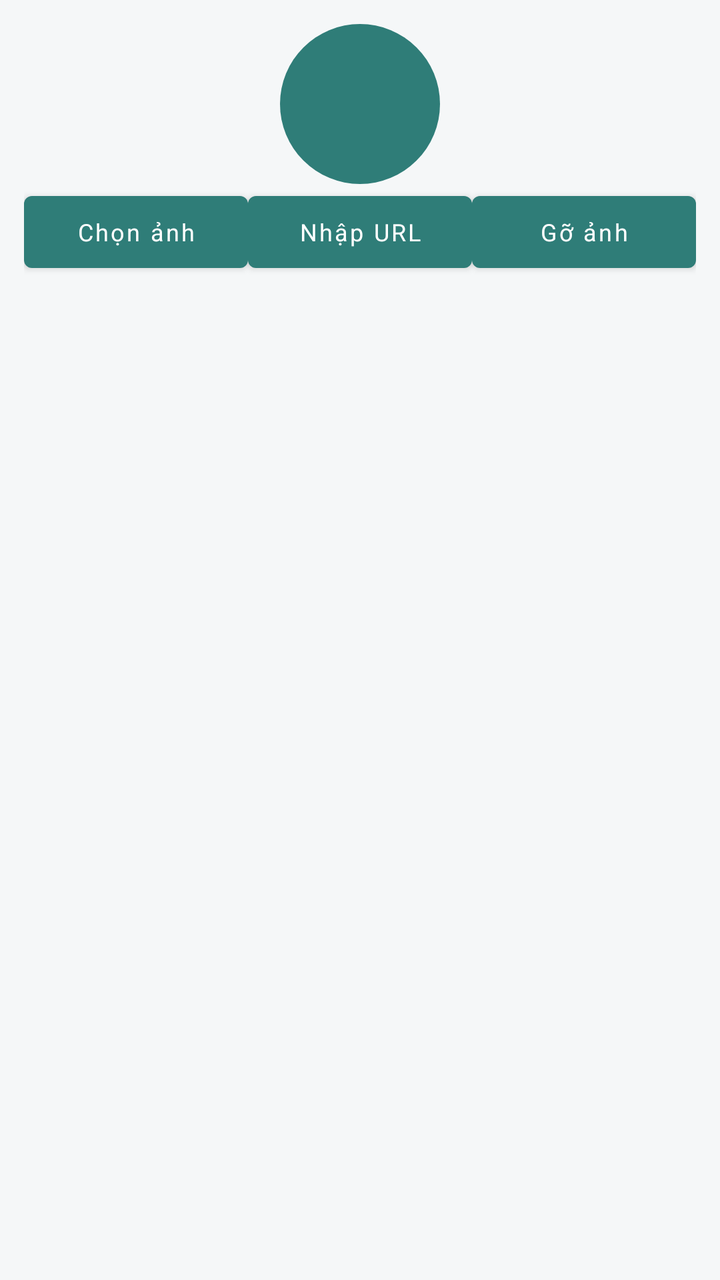
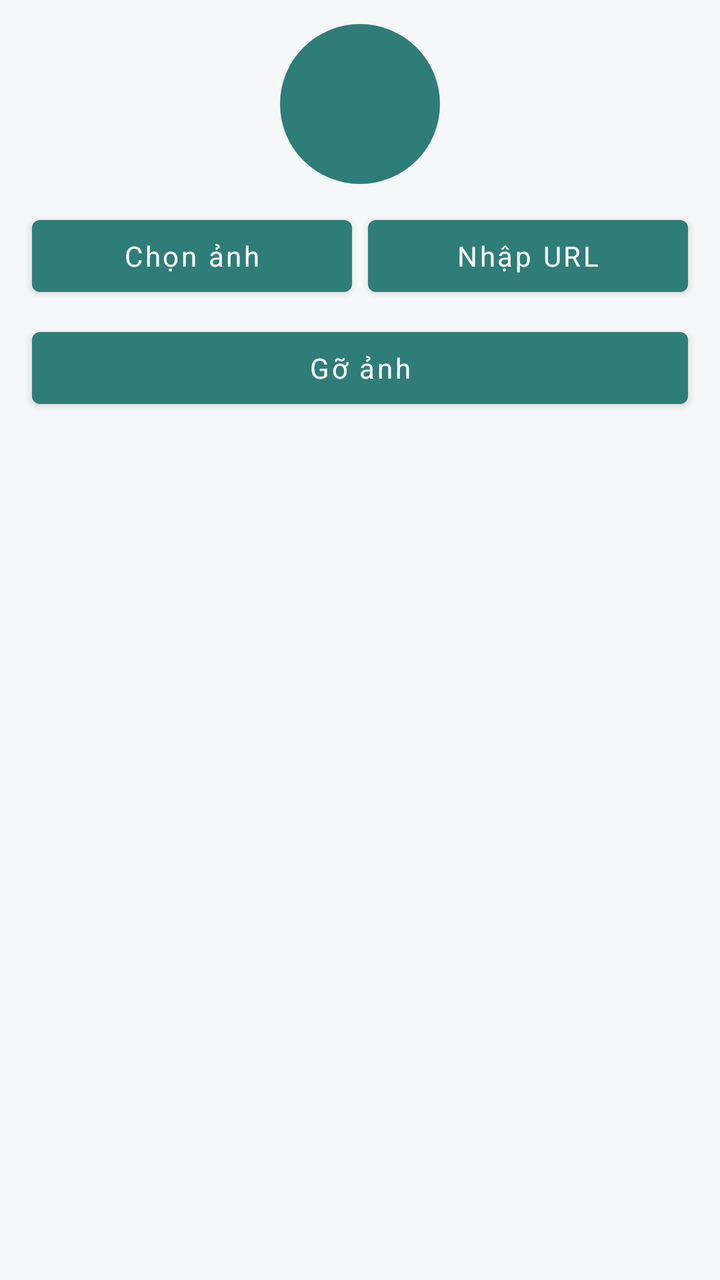

Before-and-after screenshots of an Android layout around one commit, followed by the original layout XML and the change that was made.
<!-- AndroidManifest.xml: application theme Theme.BroomSharing -->
<!-- res/layout/view_avatar_editor.xml -->
<?xml version="1.0" encoding="utf-8"?>
<LinearLayout xmlns:android="http://schemas.android.com/apk/res/android" android:layout_width="match_parent" android:layout_height="wrap_content" android:orientation="vertical" android:gravity="center_horizontal" android:padding="12dp">
    <FrameLayout android:layout_width="80dp" android:layout_height="80dp">
        <TextView android:id="@+id/avatarInitial" android:layout_width="match_parent" android:layout_height="match_parent" android:background="@drawable/bg_circle_teal" android:gravity="center" android:textSize="30sp" android:textColor="@color/white"/>
        <ImageView android:id="@+id/avatarPhoto" android:layout_width="match_parent" android:layout_height="match_parent" android:scaleType="centerCrop" android:contentDescription="@string/avatar_title" android:visibility="gone"/>
    </FrameLayout>
    <LinearLayout android:layout_width="match_parent" android:layout_height="wrap_content" android:orientation="horizontal" android:gravity="center">
        <Button android:id="@+id/btnAvatarGallery" android:layout_width="0dp" android:layout_weight="1" android:layout_height="wrap_content" android:text="@string/avatar_gallery" android:textAllCaps="false" android:textSize="12sp"/>
        <Button android:id="@+id/btnAvatarUrl" android:layout_width="0dp" android:layout_weight="1" android:layout_height="wrap_content" android:text="@string/avatar_url" android:textAllCaps="false" android:textSize="12sp"/>
        <Button android:id="@+id/btnAvatarRemove" android:layout_width="0dp" android:layout_weight="1" android:layout_height="wrap_content" android:text="@string/avatar_remove" android:textAllCaps="false" android:textSize="12sp"/>
    </LinearLayout>
    <ProgressBar android:id="@+id/avatarProgress" android:layout_width="24dp" android:layout_height="24dp" android:visibility="gone"/>
    <TextView android:id="@+id/avatarFeedback" android:layout_width="match_parent" android:layout_height="wrap_content" android:gravity="center" android:textColor="@color/danger" android:accessibilityLiveRegion="polite"/>
</LinearLayout>
<!-- resources referenced by this layout -->
<resources>
  <color name="danger">#C94B4B</color>
  <color name="white">#FFFFFF</color>
  <!-- drawable bg_circle_teal (drawable) -->
  <shape xmlns:android="http://schemas.android.com/apk/res/android" android:shape="oval">
      <solid android:color="@color/teal" />
  </shape>
  <string name="avatar_gallery">Chọn ảnh</string>
  <string name="avatar_remove">Gỡ ảnh</string>
  <string name="avatar_title">Ảnh đại diện</string>
  <string name="avatar_url">Nhập URL</string>
  <style name="Theme.BroomSharing" parent="Theme.MaterialComponents.DayNight.NoActionBar">
          <item name="colorPrimary">@color/teal</item>
          <item name="colorSecondary">@color/teal</item>
          <item name="colorPrimaryVariant">@color/teal_dark</item>
          <item name="colorOnPrimary">@color/white</item>
          <item name="android:fontFamily">sans-serif</item>
          <item name="android:windowLightStatusBar">true</item>
          <item name="android:statusBarColor">@color/white</item>
          <item name="android:navigationBarColor">@color/white</item>
          <item name="android:windowBackground">@color/screen_bg</item>
      </style>
  <color name="teal">#2F7D78</color>
  <color name="teal_dark">#246863</color>
  <color name="screen_bg">#F5F7F8</color>
</resources>

<!-- the commit's change to res/layout/view_avatar_editor.xml (unified diff, before → after) -->
@@ -4,11 +4,11 @@
         <TextView android:id="@+id/avatarInitial" android:layout_width="match_parent" android:layout_height="match_parent" android:background="@drawable/bg_circle_teal" android:gravity="center" android:textSize="30sp" android:textColor="@color/white"/>
         <ImageView android:id="@+id/avatarPhoto" android:layout_width="match_parent" android:layout_height="match_parent" android:scaleType="centerCrop" android:contentDescription="@string/avatar_title" android:visibility="gone"/>
     </FrameLayout>
-    <LinearLayout android:layout_width="match_parent" android:layout_height="wrap_content" android:orientation="horizontal" android:gravity="center">
-        <Button android:id="@+id/btnAvatarGallery" android:layout_width="0dp" android:layout_weight="1" android:layout_height="wrap_content" android:text="@string/avatar_gallery" android:textAllCaps="false" android:textSize="12sp"/>
-        <Button android:id="@+id/btnAvatarUrl" android:layout_width="0dp" android:layout_weight="1" android:layout_height="wrap_content" android:text="@string/avatar_url" android:textAllCaps="false" android:textSize="12sp"/>
-        <Button android:id="@+id/btnAvatarRemove" android:layout_width="0dp" android:layout_weight="1" android:layout_height="wrap_content" android:text="@string/avatar_remove" android:textAllCaps="false" android:textSize="12sp"/>
-    </LinearLayout>
+    <GridLayout android:layout_width="match_parent" android:layout_height="wrap_content" android:columnCount="2" android:layout_marginTop="8dp">
+        <Button android:id="@+id/btnAvatarGallery" android:layout_width="0dp" android:layout_columnWeight="1" android:layout_height="wrap_content" android:minHeight="48dp" android:layout_margin="4dp" android:text="@string/avatar_gallery" android:textAllCaps="false" android:textSize="14sp"/>
+        <Button android:id="@+id/btnAvatarUrl" android:layout_width="0dp" android:layout_columnWeight="1" android:layout_height="wrap_content" android:minHeight="48dp" android:layout_margin="4dp" android:text="@string/avatar_url" android:textAllCaps="false" android:textSize="14sp"/>
+        <Button android:id="@+id/btnAvatarRemove" android:layout_width="0dp" android:layout_columnSpan="2" android:layout_columnWeight="1" android:layout_height="wrap_content" android:minHeight="48dp" android:layout_margin="4dp" android:text="@string/avatar_remove" android:textAllCaps="false" android:textSize="14sp"/>
+    </GridLayout>
     <ProgressBar android:id="@+id/avatarProgress" android:layout_width="24dp" android:layout_height="24dp" android:visibility="gone"/>
     <TextView android:id="@+id/avatarFeedback" android:layout_width="match_parent" android:layout_height="wrap_content" android:gravity="center" android:textColor="@color/danger" android:accessibilityLiveRegion="polite"/>
 </LinearLayout>
